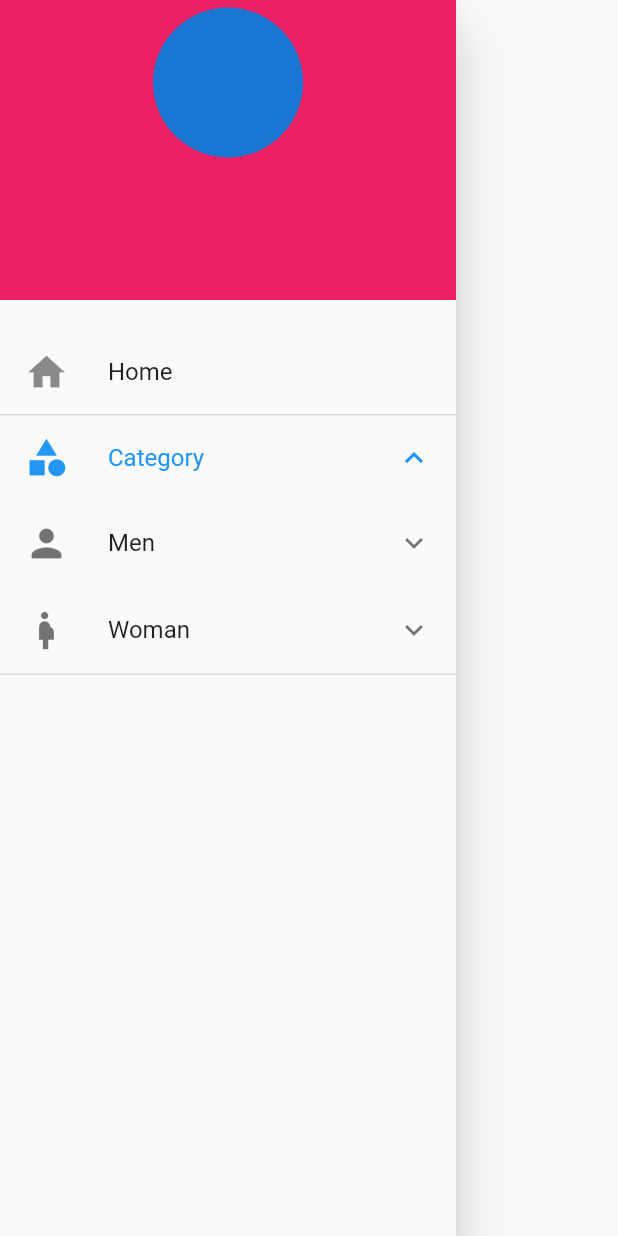
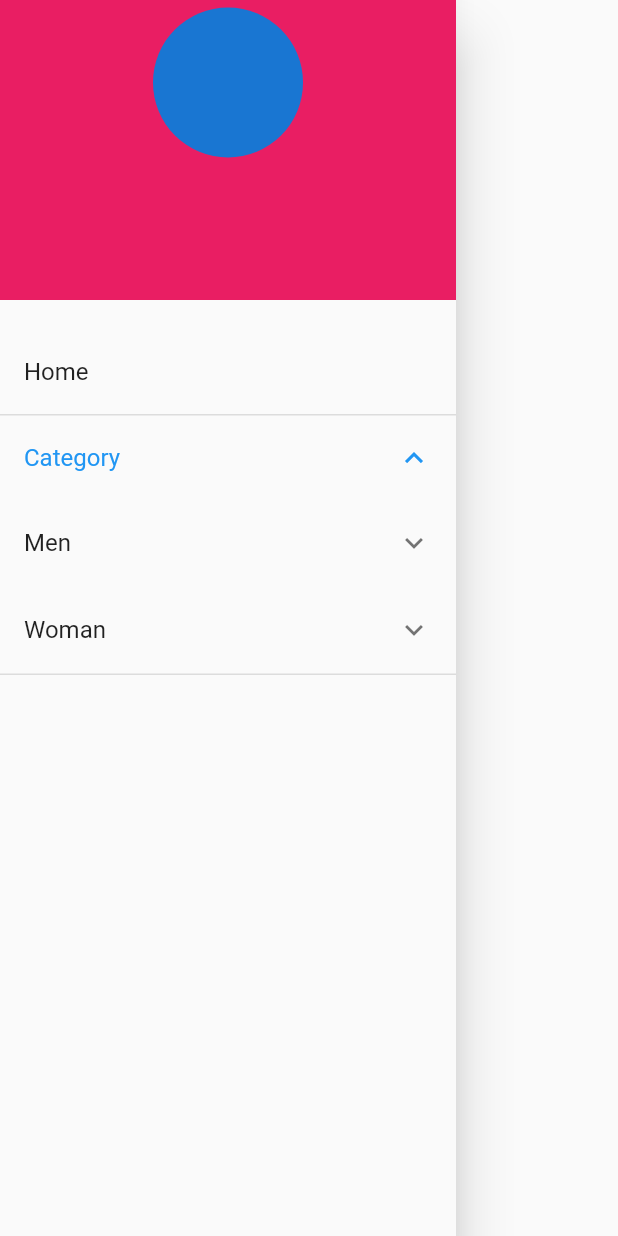
Before and after one commit to dihsarjr/SignUpPageWithHttpPost, a Flutter app: the Drawers widget shown alone on an empty page, opened directly with empty values, after a tap on "Category", on a phone screen of 412 x 824 dp. Run offline on Flutter 3.47's test engine with Material 2 defaults, Android fonts, the phone set to English and light mode, and no system bars; our stand-ins replace shared_preferences; missing offline and left inert: global_configuration; accounts and stored records are empty; network calls fail.

```diff
--- /dev/null
+++ b/assets/cfg/configurations.json
@@ -0,0 +1,3 @@
+{
+  "base_uri": "http://multi.capcee.com/api"
+}
--- a/lib/main.dart
+++ b/lib/main.dart
@@ -1,12 +1,15 @@
 import 'dart:convert';
 
 import 'package:flutter/material.dart';
+import 'package:global_configuration/global_configuration.dart';
 import 'package:http/http.dart';
 import 'package:registration/home_pages_one.dart';
 import 'package:registration/login.dart';
 import 'package:shared_preferences/shared_preferences.dart';
 
-void main() {
+Future<void> main() async {
+  WidgetsFlutterBinding.ensureInitialized();
+  await GlobalConfiguration().loadFromAsset("configurations");
   runApp(MyApp());
 }
 
--- a/lib/widgets/drawer.dart
+++ b/lib/widgets/drawer.dart
@@ -1,4 +1,7 @@
+import 'dart:convert';
+
 import 'package:flutter/material.dart';
+import 'package:global_configuration/global_configuration.dart';
 import 'package:http/http.dart' as http;
 
 class Drawers extends StatefulWidget {
@@ -15,7 +18,7 @@ class _DrawersState extends State<Drawers> {
   void initState() {
     // TODO: implement initState
     super.initState();
-    FetchData();
+    getCategoryList();
   }
 
   @override
@@ -57,57 +60,57 @@ class _DrawersState extends State<Drawers> {
             height: 20,
           ),
           ListTile(
-            leading: Icon(
-              Icons.home,
-              size: 30,
-            ),
+//            leading: Icon(
+//              Icons.home,
+//              size: 30,
+//            ),
             title: Text('Home'),
           ),
           ExpansionTile(
-            leading: Icon(
-              Icons.category,
-              size: 30,
-            ),
+//            leading: Icon(
+//              Icons.category,
+//              size: 30,
+//            ),
             title: Text('Category'),
             children: <Widget>[
               ExpansionTile(
-                leading: Icon(
-                  Icons.person,
-                  size: 30,
-                ),
+//                leading: Icon(
+//                  Icons.person,
+//                  size: 30,
+//                ),
                 title: Text('Men'),
                 children: <Widget>[
                   ExpansionTile(
-                    leading: Icon(
-                      Icons.add,
-                      size: 30,
-                    ),
+//                    leading: Icon(
+//                      Icons.add,
+//                      size: 30,
+//                    ),
                     title: Text('category 2'),
                     children: <Widget>[],
                   ),
                   ExpansionTile(
-                    leading: Icon(
-                      Icons.list,
-                      size: 30,
-                    ),
+//                    leading: Icon(
+//                      Icons.list,
+//                      size: 30,
+//                    ),
                     title: Text('category 3'),
                     children: <Widget>[],
                   ),
                   ExpansionTile(
-                    leading: Icon(
-                      Icons.insert_emoticon,
-                      size: 30,
-                    ),
+//                    leading: Icon(
+//                      Icons.insert_emoticon,
+//                      size: 30,
+//                    ),
                     title: Text('category 4'),
                     children: <Widget>[],
                   ),
                 ],
               ),
               ExpansionTile(
-                leading: Icon(
-                  Icons.pregnant_woman,
-                  size: 30,
-                ),
+//                leading: Icon(
+//                  Icons.pregnant_woman,
+//                  size: 30,
+//                ),
                 title: Text('Woman'),
                 children: <Widget>[],
               ),
@@ -118,15 +121,21 @@ class _DrawersState extends State<Drawers> {
     );
   }
 
-  void FetchData() async {
-    var response = await http.get('http://multi.capcee.com/api/categories');
-    if (response.statusCode == 200) {
-      print(response.body);
-
-//      var Data = Country.fromJson(json.decode(response.body));
-//      setState(() {
-//        _listofvalues.add(Data);
-//      });
+  Future getCategoryList() async {
+    List<dynamic> categoryList;
+    String url = "${GlobalConfiguration().getString("base_uri")}/categories";
+    print(url);
+    var res = await http
+        .get(Uri.encodeFull(url), headers: {"Accept": "application/json"});
+    print(res.body);
+    print(res.statusCode.toString());
+    if (res.statusCode == 200) {
+      var data = json.decode(res.body);
+      categoryList = data["data"] as List;
+      print(categoryList);
+//      print(res.body);
+      //categoryList = rest.map<CategoryHead>((json) => CategoryHead.fromJson(json)).toList();
     }
+    return categoryList;
   }
 }
--- a/pubspec.yaml
+++ b/pubspec.yaml
@@ -30,6 +30,7 @@ dependencies:
   cupertino_icons: ^0.1.3
   http: ^0.12.0+1
   shared_preferences: ^0.5.8
+  global_configuration: ^1.5.0
 
 dev_dependencies:
   flutter_test:
@@ -47,8 +48,8 @@ flutter:
   uses-material-design: true
 
   # To add assets to your application, add an assets section, like this:
-  # assets:
-  #   - images/a_dot_burr.jpeg
+  assets:
+      - assets/cfg/
   #   - images/a_dot_ham.jpeg
 
   # An image asset can refer to one or more resolution-specific "variants", see
```
Also changed, not shown: lib/model/category_model.dart (added, +155 -0 lines), pubspec.lock.
